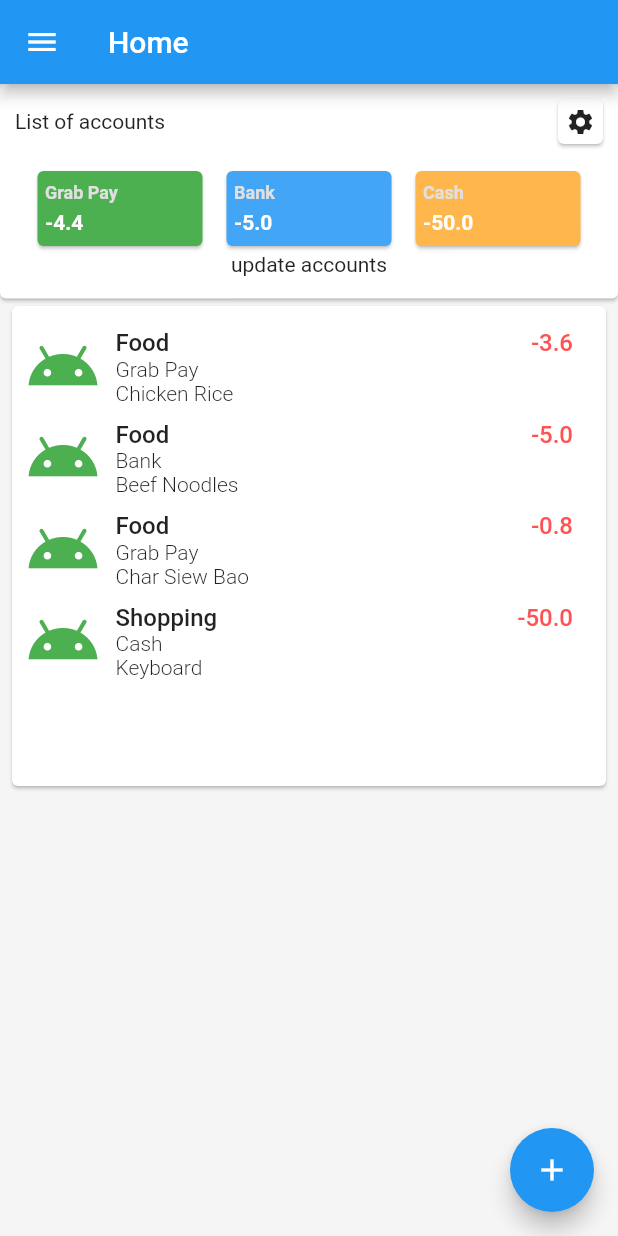
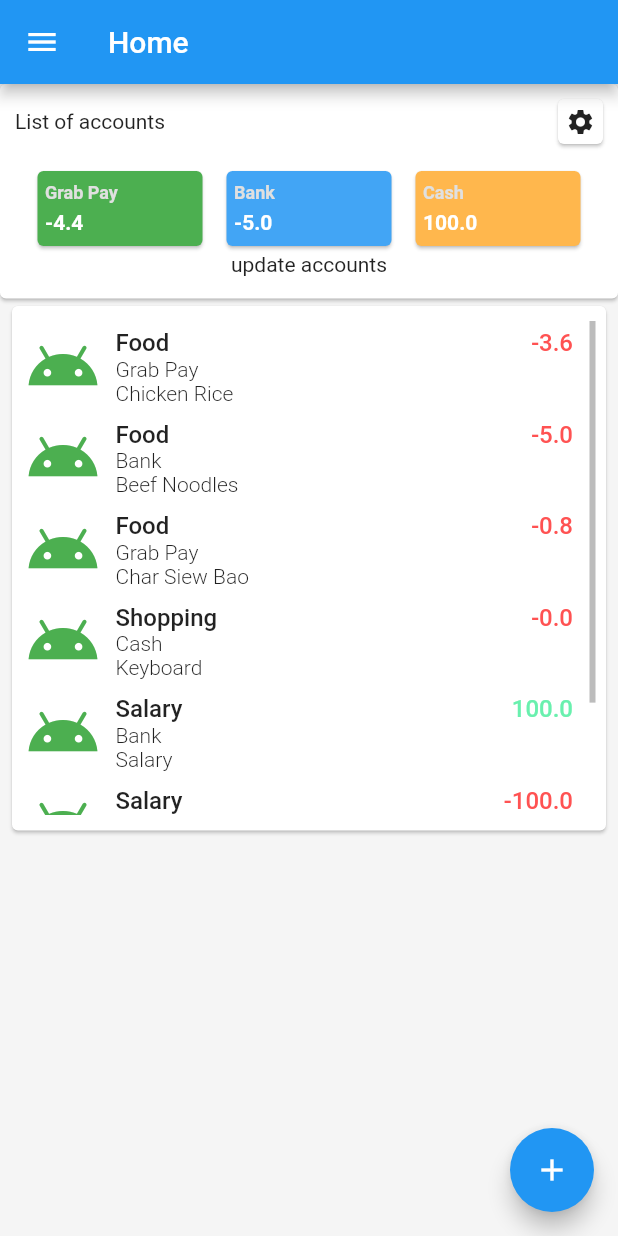
Before and after one commit to moseslee90/wallet, a Flutter app: the screen it shows after launch, on a phone screen of 412 x 824 dp. Run offline on Flutter 3.47's test engine with Material 2 defaults, Android fonts, the phone set to English and light mode, and no system bars; our stand-ins replace auto_size_text, google_fonts, sqflite; accounts and stored records are empty.

Commit message:
added some viewport specific dimensions to items_card

```diff
--- a/lib/common/constants.dart
+++ b/lib/common/constants.dart
@@ -61,6 +61,8 @@ const String COLUMN_NAME = 'name';
 // paths
 const String PATH_HOME = '/';
 const String PATH_ACCOUNT_ADD = '/account/add';
-const String PATH_ACCOUNT_SETTINGS ='/account/settings';
+const String PATH_ACCOUNT_SETTINGS = '/account/settings';
 const String PATH_ITEM_ADD = '/item/add';
 const String PATH_CATEGORY_ADD = '/category/add';
+
+int transferCategoryId;
--- a/lib/models/items.dart
+++ b/lib/models/items.dart
@@ -33,7 +33,8 @@ class ItemsModel {
             result += item.amount;
             break;
         }
-      } else if (item.accountTransferToId == accountId) {
+      } else if (item.accountTransferToId == accountId &&
+          item.transactionType == TRANSFER_INT) {
         result += item.amount;
       }
     });
--- a/lib/models/store.dart
+++ b/lib/models/store.dart
@@ -152,50 +152,21 @@ class StoreModel extends ChangeNotifier {
 
   _loadSeedData() async {
     try {
-      final CategoryModel foodCategory =
-          CategoryModel(null, 'Food', ORANGE_INT);
-      await dbInstance.insertCategory(foodCategory);
-      final CategoryModel shoppingCategory =
-          CategoryModel(null, 'Shopping', BLUE_INT);
-      await dbInstance.insertCategory(shoppingCategory);
-      final AccountModel grabAccount =
-          AccountModel(null, 'Grab Pay', GREEN_INT);
-      await dbInstance.insertAccount(grabAccount);
-      final AccountModel bankAccount = AccountModel(null, 'Bank', BLUE_INT);
-      await dbInstance.insertAccount(bankAccount);
-      final AccountModel cashAccount = AccountModel(null, 'Cash', ORANGE_INT);
-      await dbInstance.insertAccount(cashAccount);
-      final ItemModel chickenRice = ItemModel(
-          name: "Chicken Rice",
-          amount: 3.6,
-          accountId: 1,
-          categoryId: 1,
-          transactionType: EXPENSE_INT);
-      await dbInstance.insertItem(chickenRice);
-      ;
-      final ItemModel beefNoodles = ItemModel(
-          name: "Beef Noodles",
-          amount: 5,
-          accountId: 2,
-          categoryId: 1,
-          transactionType: EXPENSE_INT);
-      await dbInstance.insertItem(beefNoodles);
-      ;
-      final ItemModel charSiewBao = ItemModel(
-          name: "Char Siew Bao",
-          amount: 0.8,
-          accountId: 1,
-          categoryId: 1,
-          transactionType: EXPENSE_INT);
-      await dbInstance.insertItem(charSiewBao);
-      ;
-      final ItemModel keyboard = ItemModel(
-          name: "Keyboard",
-          amount: 50,
-          accountId: 3,
-          categoryId: 2,
-          transactionType: EXPENSE_INT);
-      await dbInstance.insertItem(keyboard);
+      final CategoryModel transferCategory =
+          CategoryModel(null, 'Transfer, Withdraw', ORANGE_INT);
+      transferCategoryId = await dbInstance.insertCategory(transferCategory);
+      addCategory('Salary', GREEN_INT);
+      addCategory('Food', ORANGE_INT);
+      addCategory('Shopping', BLUE_INT);
+      addAccount('Grab Pay', GREEN_INT);
+      addAccount('Bank', BLUE_INT);
+      addAccount('Cash', ORANGE_INT);
+      addItem("Chicken Rice", 3.6, 1, 3, EXPENSE_INT, null);
+      addItem("Beef Noodles", 5, 2, 3, EXPENSE_INT, null);
+      addItem("Char Siew Bao", 0.8, 1, 3, EXPENSE_INT, null);
+      addItem("Keyboard", 0, 3, 4, EXPENSE_INT, null);
+      addItem("Salary", 100, 2, 2, INCOME_INT, null);
+      addItem("Transfer to Cash", 100, 2, 2, TRANSFER_INT, 3);
     } catch (e) {
       print(e);
     }
--- a/lib/screens/home/items_card.dart
+++ b/lib/screens/home/items_card.dart
@@ -59,7 +59,7 @@ class _ItemList extends StatelessWidget {
         ScrollController(initialScrollOffset: 0);
 
     return Container(
-        height: 300,
+        height: MediaQuery.of(context).size.width * 4 / 5,
         child: Scrollbar(
             controller: scrollController,
             isAlwaysShown: true,
--- a/lib/screens/item_add.dart
+++ b/lib/screens/item_add.dart
@@ -128,7 +128,22 @@ class _AddItemPageState extends State<AddItemPage> {
             onChanged: onTransferAccountIdChanged,
           )
         : SizedBox.shrink();
-
+    Widget categoryDropdown = transactionType == TRANSFER_INT
+        ? SizedBox.shrink()
+        : DropdownButtonFormField(
+            value: categoryId,
+            decoration: const InputDecoration(
+              hintText: 'Select Category',
+            ),
+            validator: (value) {
+              if (value == null) {
+                return 'Please Choose a Category';
+              }
+              return null;
+            },
+            items: dropdownCategoryIds,
+            onChanged: onCategoryIdChanged,
+          );
     // TODO: implement build
     return MyScaffold(
       body: Form(
@@ -176,20 +191,7 @@ class _AddItemPageState extends State<AddItemPage> {
                 onChanged: onAccountIdChanged,
               ),
               transferToAccountDropdown,
-              DropdownButtonFormField(
-                value: categoryId,
-                decoration: const InputDecoration(
-                  hintText: 'Select Category',
-                ),
-                validator: (value) {
-                  if (value == null) {
-                    return 'Please Choose a Category';
-                  }
-                  return null;
-                },
-                items: dropdownCategoryIds,
-                onChanged: onCategoryIdChanged,
-              ),
+              categoryDropdown,
               Padding(
                 padding: const EdgeInsets.symmetric(vertical: 16.0),
                 child: RaisedButton(
@@ -200,6 +202,9 @@ class _AddItemPageState extends State<AddItemPage> {
 //                      print('name: $name');
 //                      print(
 //                          'amount: $amount, accountId: $accountId, categoryId: $categoryId, transactionId: $transactionType, transferAccount: $accountTransferToId');
+                      if (transactionType == TRANSFER_INT) {
+                        categoryId = transferCategoryId;
+                      }
                       store.addItem(name, amount, accountId, categoryId,
                           transactionType, accountTransferToId);
                     }
```
